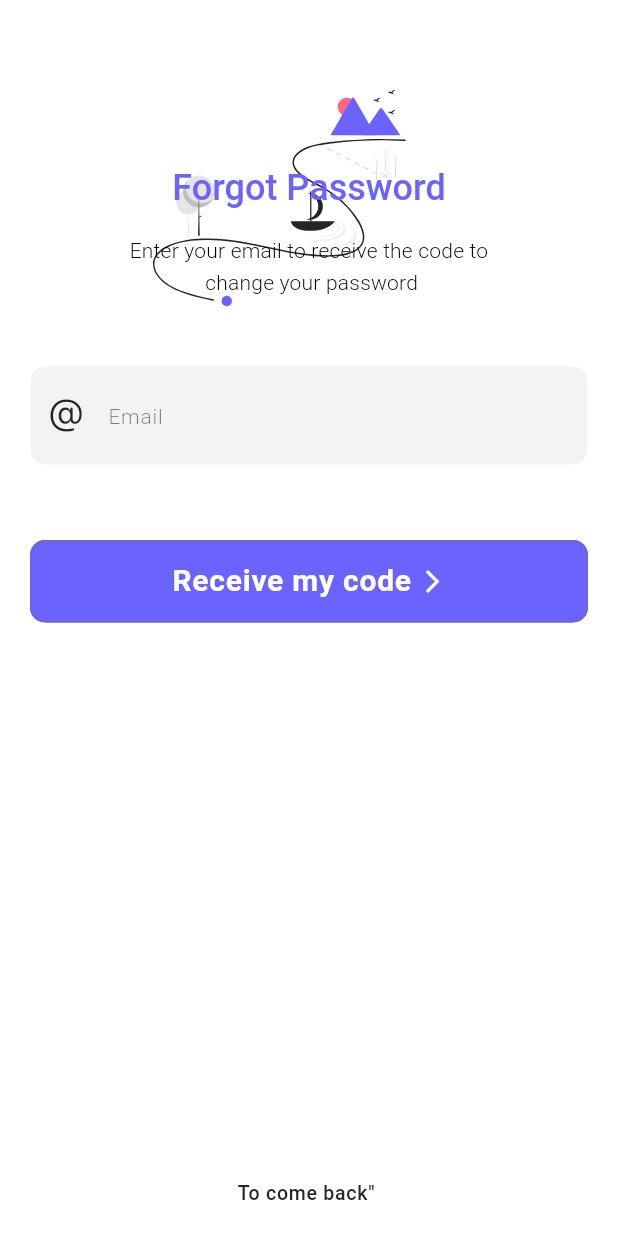
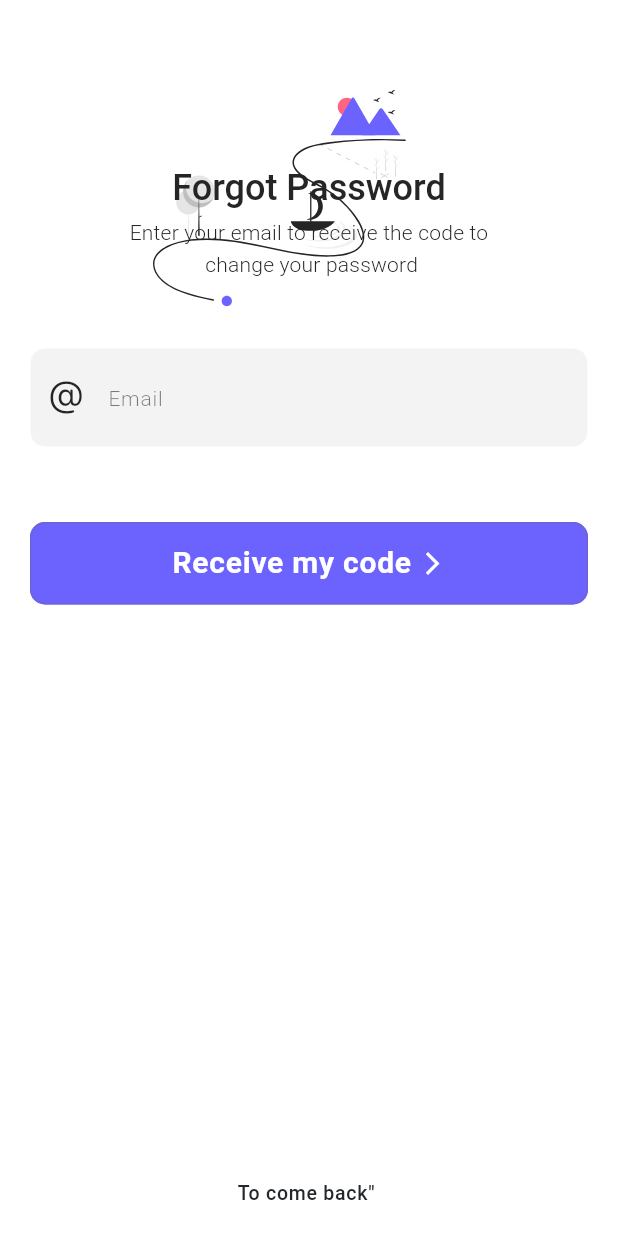
Before and after one commit to alade-01/Login_Register_UI_Design, a Flutter app: the LoginScreen screen opened by its route, after a tap on "Forgot password?", on a phone screen of 412 x 824 dp. Run offline on Flutter 3.47's test engine with Material 3 defaults, Android fonts, the phone set to English and light mode, and no system bars; our stand-ins replace flutter_bloc, flutter_svg; Roboto replaces fonts that are missing (Poppins); project files that could hold a hidden picture were left out.

Commit message:
fix forgot password screen

```diff
--- a/lib/windows/forgot_password_screen.dart
+++ b/lib/windows/forgot_password_screen.dart
@@ -36,14 +36,16 @@ class _ForgotPasswordScreenState extends State<ForgotPasswordScreen> {
                   Text(
                     "Forgot Password",
                     style: Theme.of(context).textTheme.titleLarge!.copyWith(
-                        color: primaryColor, fontSize: 24, fontWeight: FontWeight.w500),
+                        color: secondaryColor, fontSize: 24, fontWeight: FontWeight.w500),
                   ),
-                  const SizedBox(height: BUTTON_SEPARATION_SPACE * 1.7),
-                  Text(
-                    "Enter your email to receive the code to \n change your password",
-                    style: Theme.of(context).textTheme.titleMedium!.copyWith(
-                        color: Colors.black, fontSize: 14, fontWeight: FontWeight.w300),
-                    textAlign: TextAlign.center,
+                  Padding(
+                    padding: const EdgeInsets.only(top: 5.0),
+                    child: Text(
+                      "Enter your email to receive the code to \n change your password",
+                      style: Theme.of(context).textTheme.titleMedium!.copyWith(
+                          color: secondaryColor, fontSize: 14, fontWeight: FontWeight.w300),
+                      textAlign: TextAlign.center,
+                    ),
                   ),
                   const SizedBox(height: BUTTON_SEPARATION_SPACE * 4.5),
                   Form(
--- a/lib/windows/login_screen.dart
+++ b/lib/windows/login_screen.dart
@@ -46,12 +46,15 @@ class _LoginScreenState extends State<LoginScreen> {
                         fontSize: 24,
                         fontWeight: FontWeight.w500),
                   ),
-                  Text(
-                    "sign in to access your account",
-                    style: Theme.of(context).textTheme.titleLarge!.copyWith(
-                        color: secondaryColor,
-                        fontSize: 14,
-                        fontWeight: FontWeight.w300),
+                  Padding(
+                    padding: const EdgeInsets.only(top: 5.0),
+                    child: Text(
+                      "sign in to access your account",
+                      style: Theme.of(context).textTheme.titleLarge!.copyWith(
+                          color: secondaryColor,
+                          fontSize: 14,
+                          fontWeight: FontWeight.w300),
+                    ),
                   ),
                   const SizedBox(height: BUTTON_SEPARATION_SPACE * 2),
                   Form(
--- a/lib/windows/register_screen.dart
+++ b/lib/windows/register_screen.dart
@@ -47,12 +47,16 @@ class _RegisterScreenState extends State<RegisterScreen> {
                             color: secondaryColor,
                             fontSize: 24,
                             fontWeight: FontWeight.w500),
-                      ),   Text(
-                        "by creating a free account",
-                        style: Theme.of(context).textTheme.titleLarge!.copyWith(
-                            color: secondaryColor,
-                            fontSize: 14,
-                            fontWeight: FontWeight.w300),
+                      ),
+                      Padding(
+                        padding: const EdgeInsets.only(top: 5.0),
+                        child: Text(
+                          "by creating a free account",
+                          style: Theme.of(context).textTheme.titleLarge!.copyWith(
+                              color: secondaryColor,
+                              fontSize: 14,
+                              fontWeight: FontWeight.w300),
+                        ),
                       ),
                       const SizedBox(height: BUTTON_SEPARATION_SPACE * 2),
                       Form(
```
